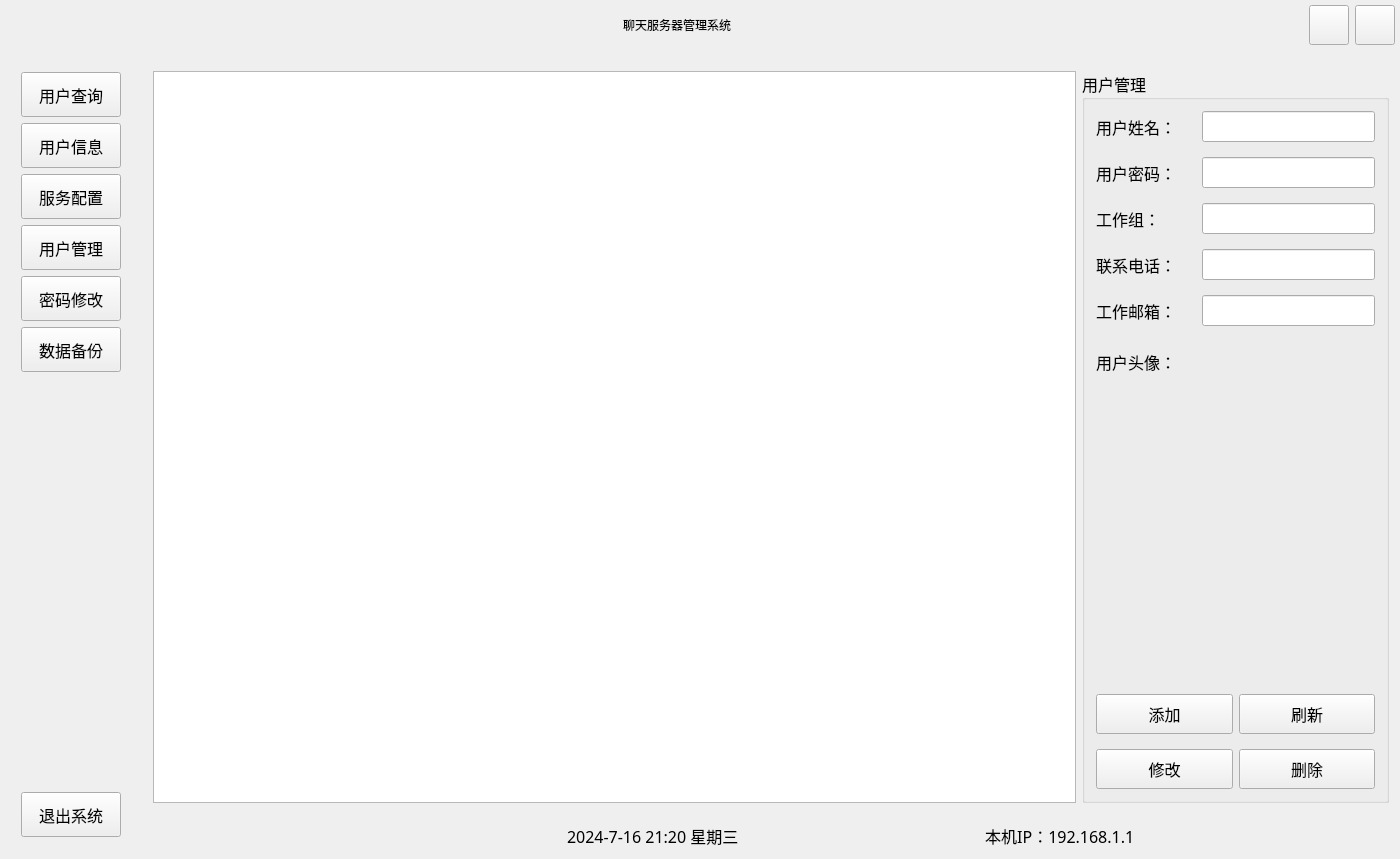
crylittlebear/QtChat, file ChatServer/MainWindow.ui: the form before one commit.
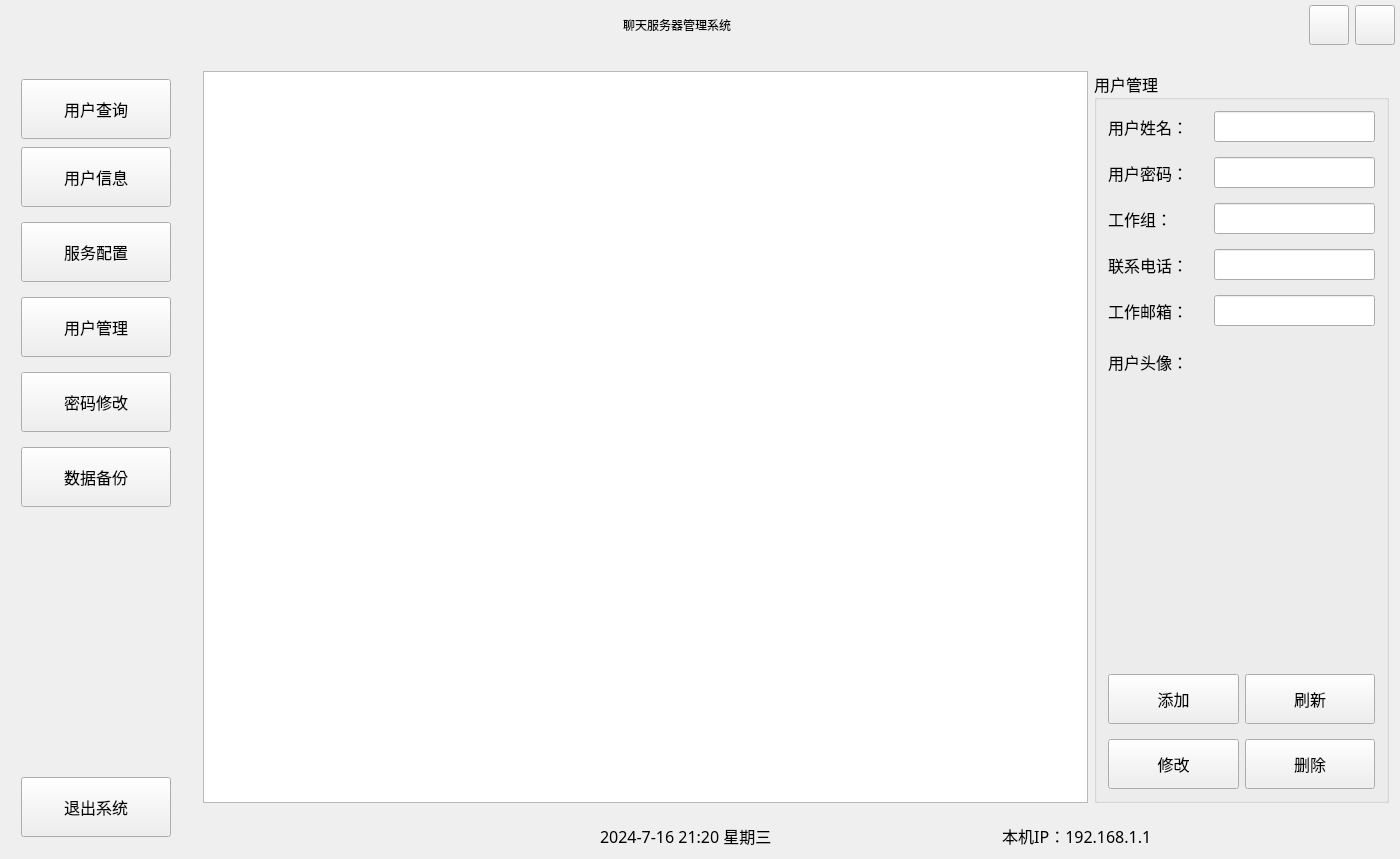
The form after the commit. The open tabs and pages were chosen to show the change. Icons and pictures are not drawn. Custom widgets are drawn as their Qt base class.

Commit message: 修改界面布局

The edit to the form file:
```diff
--- a/ChatServer/MainWindow.ui
+++ b/ChatServer/MainWindow.ui
@@ -451,17 +451,20 @@
                  <layout class="QVBoxLayout" name="verticalLayout_17">
                   <item>
                    <layout class="QVBoxLayout" name="verticalLayout_2">
+                    <property name="spacing">
+                     <number>15</number>
+                    </property>
                     <item>
                      <widget class="QPushButton" name="btnUserSearchPage">
                       <property name="minimumSize">
                        <size>
-                        <width>100</width>
-                        <height>45</height>
+                        <width>150</width>
+                        <height>60</height>
                        </size>
                       </property>
                       <property name="maximumSize">
                        <size>
-                        <width>130</width>
+                        <width>150</width>
                         <height>45</height>
                        </size>
                       </property>
@@ -484,13 +487,13 @@
                      <widget class="QPushButton" name="btnUserInfoPage">
                       <property name="minimumSize">
                        <size>
-                        <width>0</width>
-                        <height>45</height>
+                        <width>150</width>
+                        <height>60</height>
                        </size>
                       </property>
                       <property name="maximumSize">
                        <size>
-                        <width>130</width>
+                        <width>150</width>
                         <height>16777215</height>
                        </size>
                       </property>
@@ -513,13 +516,13 @@
                      <widget class="QPushButton" name="btnServerConfigPage">
                       <property name="minimumSize">
                        <size>
-                        <width>0</width>
-                        <height>45</height>
+                        <width>150</width>
+                        <height>60</height>
                        </size>
                       </property>
                       <property name="maximumSize">
                        <size>
-                        <width>130</width>
+                        <width>150</width>
                         <height>16777215</height>
                        </size>
                       </property>
@@ -542,13 +545,13 @@
                      <widget class="QPushButton" name="btnUserConfigPage">
                       <property name="minimumSize">
                        <size>
-                        <width>0</width>
-                        <height>45</height>
+                        <width>150</width>
+                        <height>60</height>
                        </size>
                       </property>
                       <property name="maximumSize">
                        <size>
-                        <width>130</width>
+                        <width>150</width>
                         <height>16777215</height>
                        </size>
                       </property>
@@ -571,13 +574,13 @@
                      <widget class="QPushButton" name="btnPasswdModPage">
                       <property name="minimumSize">
                        <size>
-                        <width>0</width>
-                        <height>45</height>
+                        <width>150</width>
+                        <height>60</height>
                        </size>
                       </property>
                       <property name="maximumSize">
                        <size>
-                        <width>130</width>
+                        <width>150</width>
                         <height>16777215</height>
                        </size>
                       </property>
@@ -600,13 +603,13 @@
                      <widget class="QPushButton" name="btnDataBackupPage">
                       <property name="minimumSize">
                        <size>
-                        <width>0</width>
-                        <height>45</height>
+                        <width>150</width>
+                        <height>60</height>
                        </size>
                       </property>
                       <property name="maximumSize">
                        <size>
-                        <width>130</width>
+                        <width>150</width>
                         <height>16777215</height>
                        </size>
                       </property>
@@ -644,13 +647,13 @@
                    <widget class="QPushButton" name="btnExit">
                     <property name="minimumSize">
                      <size>
-                      <width>0</width>
-                      <height>45</height>
+                      <width>150</width>
+                      <height>60</height>
                      </size>
                     </property>
                     <property name="maximumSize">
                      <size>
-                      <width>130</width>
+                      <width>150</width>
                       <height>16777215</height>
                      </size>
                     </property>
@@ -844,7 +847,7 @@
                             <property name="minimumSize">
                              <size>
                               <width>0</width>
-                              <height>40</height>
+                              <height>50</height>
                              </size>
                             </property>
                             <property name="text">
@@ -867,7 +870,7 @@
                             <property name="minimumSize">
                              <size>
                               <width>0</width>
-                              <height>40</height>
+                              <height>50</height>
                              </size>
                             </property>
                             <property name="text">
@@ -884,7 +887,7 @@
                             <property name="minimumSize">
                              <size>
                               <width>0</width>
-                              <height>40</height>
+                              <height>50</height>
                              </size>
                             </property>
                             <property name="text">
@@ -901,7 +904,7 @@
                             <property name="minimumSize">
                              <size>
                               <width>0</width>
-                              <height>40</height>
+                              <height>50</height>
                              </size>
                             </property>
                             <property name="text">
```
Left out of the diff: 3 changed lines with no effect on the pictures. The commit also changes 1 other file.
